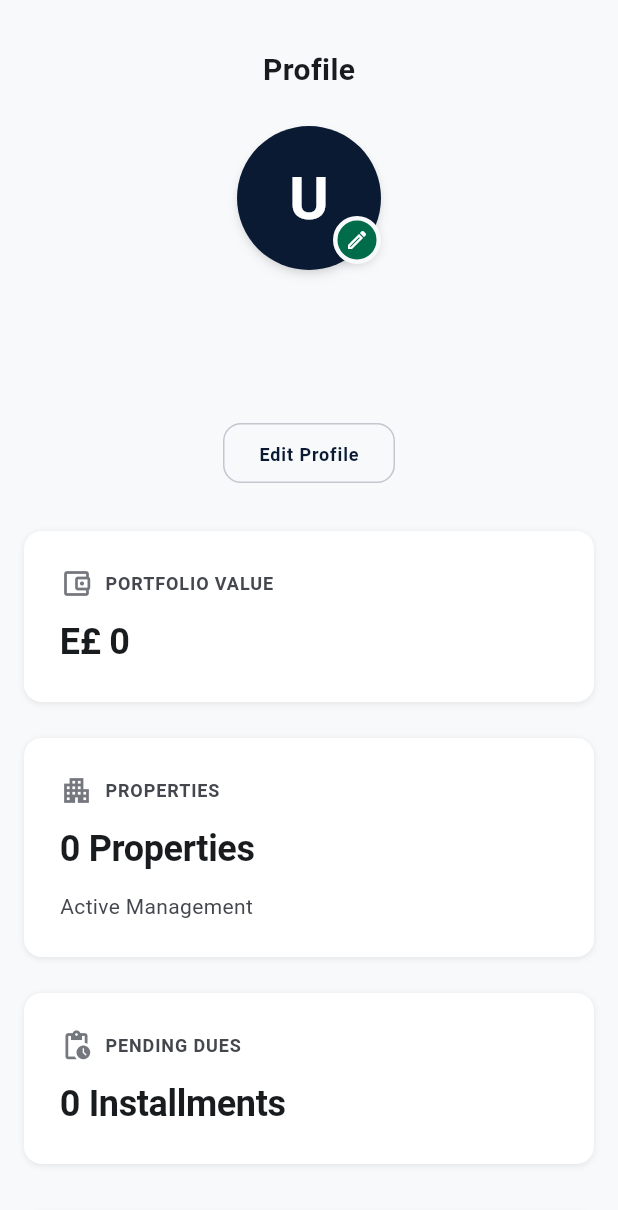
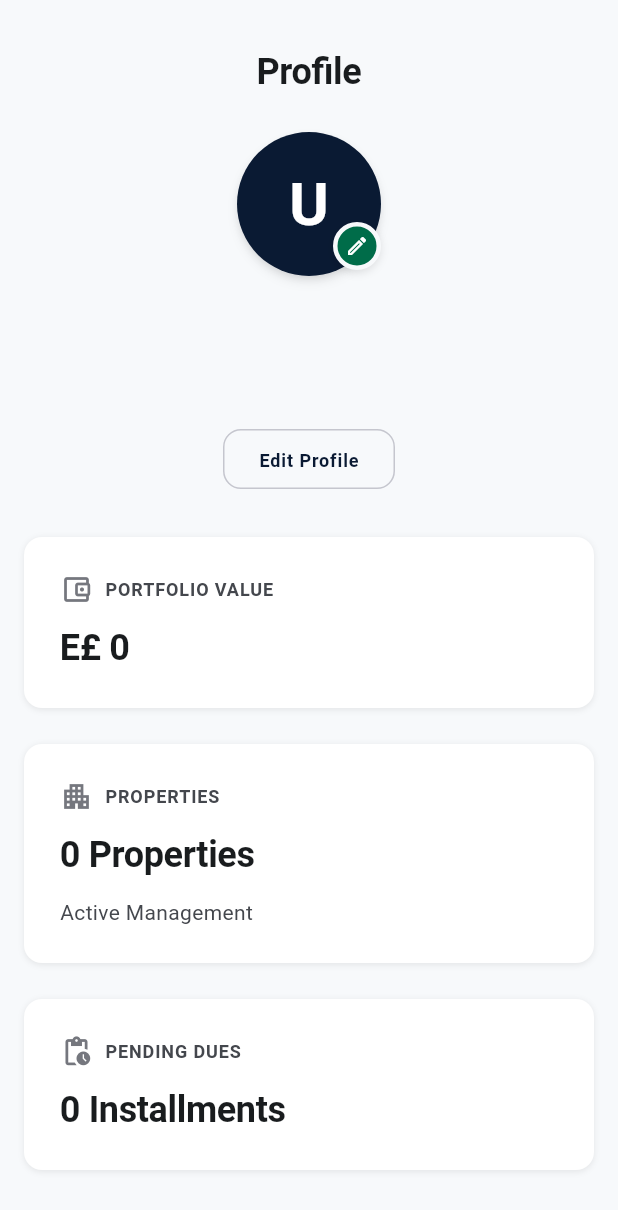
Before and after one commit to amrabuelwafa-pixel/proptrack, a Flutter app: the ProfilePage widget shown alone on an empty page, opened directly, on a phone screen of 412 x 824 dp. Shown: the top 1210 px of the screen. Run offline on Flutter 3.47's test engine with Material 3 defaults, Android fonts, the phone set to English and light mode, and no system bars; our stand-ins replace equatable, fl_chart, flutter_riverpod, fpdart, go_router, hive_flutter and 4 more; accounts and stored records are empty; generated files the repository leaves out were written again.

Commit message:
fix(ui): add SafeArea to mobile pages and wire dashboard navigation
Wraps the dashboard, profile, settings, and properties mobile layouts in
SafeArea so headers clear the iOS status bar/notch. Moves the notification
bell beside the dashboard avatar; makes the avatar (desktop + mobile) open
the Profile tab and "Explore Assets" open the Properties tab via
AppShellScope. Bumps the mobile Profile title to 24px to match the design.

Co-Authored-By: Claude Opus 4.7 <noreply@anthropic.com>

```diff
--- a/lib/features/profile/presentation/pages/profile_page.dart
+++ b/lib/features/profile/presentation/pages/profile_page.dart
@@ -56,7 +56,9 @@ class ProfilePage extends ConsumerWidget {
       child: LayoutBuilder(
         builder: (context, constraints) {
           final isWide = constraints.maxWidth >= 1024;
-          return SingleChildScrollView(
+          return SafeArea(
+            bottom: false,
+            child: SingleChildScrollView(
               physics: const ClampingScrollPhysics(),
               child: Center(
                 child: ConstrainedBox(
@@ -83,6 +85,7 @@ class ProfilePage extends ConsumerWidget {
                   ),
                 ),
               ),
+            ),
           );
         },
       ),
@@ -103,10 +106,11 @@ class _MobileTitleHeader extends StatelessWidget {
         child: Text(
           'Profile',
           style: TextStyle(
-            fontSize: 20,
+            fontSize: 24,
             fontWeight: FontWeight.w600,
             color: _onBackground,
-            height: 1.4,
+            letterSpacing: -0.24,
+            height: 1.33,
           ),
         ),
       ),
--- a/lib/features/properties/presentation/pages/properties_page.dart
+++ b/lib/features/properties/presentation/pages/properties_page.dart
@@ -229,7 +229,9 @@ class _PropertiesPageState extends ConsumerState<PropertiesPage> {
   // ─────────────────────── Mobile layout ───────────────────────
 
   Widget _buildMobile(AsyncValue<List<PropertyEntity>> state) {
-    return Stack(
+    return SafeArea(
+      bottom: false,
+      child: Stack(
         children: [
           SingleChildScrollView(
             physics: const ClampingScrollPhysics(),
@@ -261,6 +263,7 @@ class _PropertiesPageState extends ConsumerState<PropertiesPage> {
             ),
           ),
         ],
+      ),
     );
   }
 
--- a/lib/features/settings/presentation/pages/settings_page.dart
+++ b/lib/features/settings/presentation/pages/settings_page.dart
@@ -130,7 +130,9 @@ class _SettingsPageState extends ConsumerState<SettingsPage> {
   // ─────────────────────── Mobile layout ───────────────────────
 
   Widget _buildMobile() {
-    return SingleChildScrollView(
+    return SafeArea(
+      bottom: false,
+      child: SingleChildScrollView(
         physics: const ClampingScrollPhysics(),
         child: Padding(
           padding: const EdgeInsets.fromLTRB(16, 24, 16, 96),
@@ -157,6 +159,7 @@ class _SettingsPageState extends ConsumerState<SettingsPage> {
               const SizedBox(height: 24),
               _logoutButton(),
             ],
+          ),
         ),
       ),
     );
```
Also changed, not shown: lib/features/dashboard/presentation/pages/dashboard_page.dart (+26 -5 lines). Lines whose indentation alone changed are shown as unchanged.
